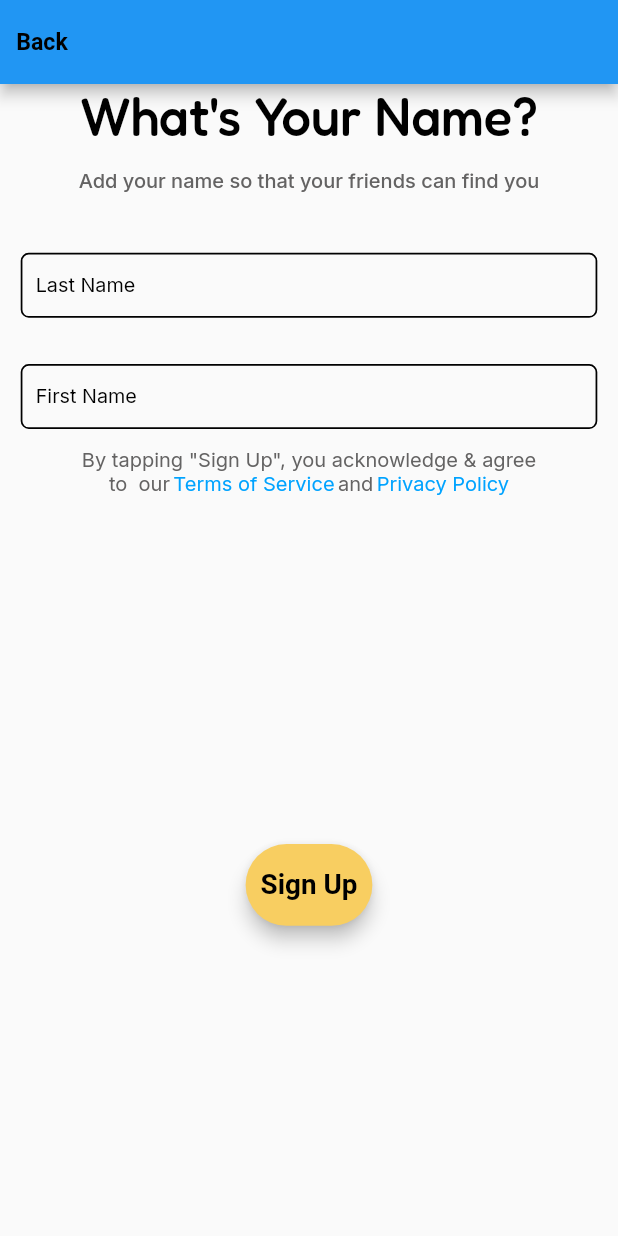
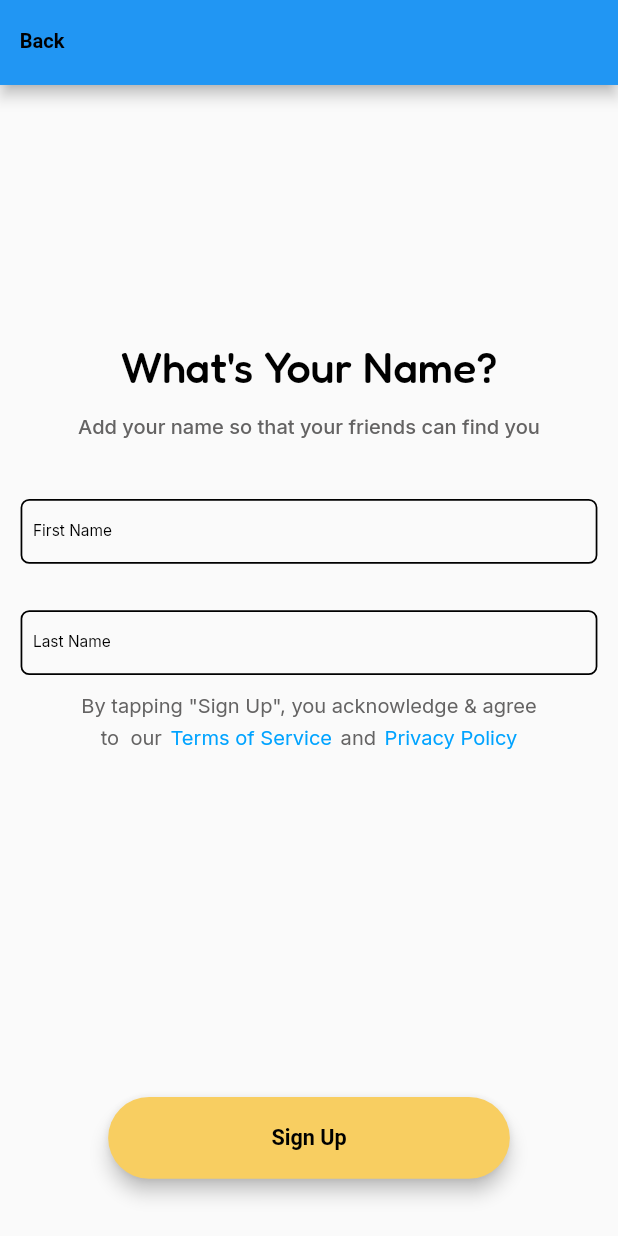
Before and after one commit to Yuvanraj24/Gatello, a Flutter app: the LoginScreen screen opened directly, after a tap on "Sign Up", on a phone screen of 412 x 824 dp. Run offline on Flutter 3.47's test engine with Material 2 defaults, Android fonts, the phone set to English and light mode, and no system bars; our stand-ins replace flutter_holo_date_picker, flutter_screenutil, google_fonts, hexcolor, otp_text_field, scroll_date_picker and 1 more.

Commit message:
screen util package fixed

```diff
--- a/lib/views/login_screen.dart
+++ b/lib/views/login_screen.dart
@@ -1,11 +1,11 @@
 import 'dart:ui';
 
 import 'package:flutter/material.dart';
+import 'package:flutter_screenutil/flutter_screenutil.dart';
 import 'package:gatello/views/signup_screen.dart';
 import 'package:google_fonts/google_fonts.dart';
 
 import 'package:hexcolor/hexcolor.dart';
-import 'package:sizer/sizer.dart';
 
 import 'forgot_screen.dart';
 
@@ -21,32 +21,40 @@ class _LoginScreenState extends State<LoginScreen> {
   TextEditingController password = TextEditingController();
   @override
   Widget build(BuildContext context) {
-    double height = MediaQuery.of(context).size.height;
-    double width = MediaQuery.of(context).size.width;
-    var hh = 5.23.h;
+    // double height = MediaQuery.of(context).size.height;
+    // double width = MediaQuery.of(context).size.width;
+
     return SafeArea(
       child: Scaffold(
         body: Container(
           padding:
-              EdgeInsets.only(top: 23.h, bottom: 3.75.h, left: 3.w, right: 3.w),
+              EdgeInsets.only(bottom: 220.h, top: 188.h, left: 12.w, right: 12.w),
           child: Column(
             mainAxisAlignment: MainAxisAlignment.start,
             children: [
-              // SizedBox(height: height*0.27),
               Row(
                 mainAxisAlignment: MainAxisAlignment.center,
                 children: [
                   Text(
-                    'Welcome to gatello',
+                    'Welcome to',
                     style: GoogleFonts.fredoka(
                         textStyle: TextStyle(
-                            fontSize: 3.h,
+                            fontSize: 24.sp,
                             fontWeight: FontWeight.w500,
                             color: Colors.black)),
+                  ),
+                  SizedBox(
+                    width: 8.w,
+                  ),
+                  Text(
+                    'Gatello',
+                    style: TextStyle(
+                      fontSize: 25.sp,
+                    ),
                   )
                 ],
               ),
-              SizedBox(height: 2.37.h),
+              SizedBox(height: 19.h),
               Row(
                 mainAxisAlignment: MainAxisAlignment.center,
                 children: [
@@ -54,25 +62,25 @@ class _LoginScreenState extends State<LoginScreen> {
                     'By continuing, you agree to Gatello\'s',
                     style: GoogleFonts.inter(
                         textStyle: TextStyle(
-                            fontSize: 1.62.h,
+                            fontSize: 13.sp,
                             fontWeight: FontWeight.w400,
                             color: HexColor('#646363'))),
                   ),
-                  SizedBox(width: width * 0.008),
+                  SizedBox(width: 5.w),
                   InkWell(
                     onTap: () {},
                     child: Text(
                       'Terms of service',
                       style: GoogleFonts.inter(
                           textStyle: TextStyle(
-                              fontSize: 1.62.h,
+                              fontSize: 13.sp,
                               fontWeight: FontWeight.w400,
                               color: HexColor('#00A3FF'))),
                     ),
                   )
                 ],
               ),
-              SizedBox(height: 0.6.h),
+              SizedBox(height: 5.h),
               Row(
                 mainAxisAlignment: MainAxisAlignment.center,
                 children: [
@@ -80,18 +88,18 @@ class _LoginScreenState extends State<LoginScreen> {
                     'and acknowledge our',
                     style: GoogleFonts.inter(
                         textStyle: TextStyle(
-                            fontSize: 1.62.h,
+                            fontSize: 13.sp,
                             fontWeight: FontWeight.w400,
                             color: HexColor('#646363'))),
                   ),
-                  SizedBox(width: width * 0.0085),
+                  SizedBox(width: 5.w),
                   InkWell(
                     onTap: () {},
                     child: Text(
-                      'Privacy Policy',
+                      'Privacy Policy.',
                       style: GoogleFonts.inter(
                           textStyle: TextStyle(
-                              fontSize: 1.62.h,
+                              fontSize: 13.sp,
                               fontWeight: FontWeight.w400,
                               color: HexColor('#00A3FF'))),
                     ),
@@ -99,14 +107,14 @@ class _LoginScreenState extends State<LoginScreen> {
                 ],
               ),
               SizedBox(
-                height: 2.75.h,
+                height: 23.h,
               ),
               Container(
-                height: 5.25.h,
-                width: 93.3.w,
+                height: 42.h,
+                width: 336.w,
                 child: TextFormField(
                   style: TextStyle(
-                      fontSize: width * 0.045, fontWeight: FontWeight.w500),
+                      fontSize:15.sp, fontWeight: FontWeight.w500),
                   cursorColor: Colors.black,
                   controller: phonenumber,
                   decoration: InputDecoration(
@@ -115,61 +123,59 @@ class _LoginScreenState extends State<LoginScreen> {
                       '+91 ',
                       style: GoogleFonts.inter(
                           textStyle: TextStyle(
-                              fontSize: 1.87.h,
+                              fontSize: 12.sp,
                               fontWeight: FontWeight.w400,
                               color: HexColor('#646363'))),
                     ),
                     labelText: 'MOBILE NUMBER',
                     labelStyle: GoogleFonts.inter(
                         textStyle: TextStyle(
-                            fontSize: 1.6.h,
+                            fontSize: 10.sp,
                             fontWeight: FontWeight.w400,
                             color: Colors.black)),
                     focusedBorder: OutlineInputBorder(
-                      borderSide:
-                          BorderSide(color: Colors.black, width: 0.32.w),
-                    ),
+                        borderSide: BorderSide(color: Colors.black, width: 1.w),
+                        borderRadius: BorderRadius.circular(5.w)),
                     enabledBorder: OutlineInputBorder(
-                        borderSide:
-                            BorderSide(color: Colors.black, width: 0.28.w),
-                        borderRadius: BorderRadius.circular(1.3.w)),
+                        borderSide: BorderSide(color: Colors.black, width: 1.w),
+                        borderRadius: BorderRadius.circular(5.w)),
                   ),
                 ),
               ),
-              SizedBox(height: 3.5.h),
+              SizedBox(height: 28.h),
               Container(
-                height: 5.25.h,
-                width: 93.3.w,
+                height: 42.h,
+                width: 336.w,
                 child: TextFormField(
                   style: TextStyle(
-                      fontSize: width * 0.045, fontWeight: FontWeight.w500),
+                      fontSize:12.sp,
+                       fontWeight: FontWeight.w500),
                   cursorColor: Colors.black,
-                  controller: password,
+                  controller: phonenumber,
                   decoration: InputDecoration(
-                    contentPadding: EdgeInsets.only(left: 10),
+                    contentPadding: EdgeInsets.only(left: 8.h),
+
                     suffixIcon: Icon(
                       Icons.visibility,
-                      size: 2.h,
+                      size: 18.sp,
                       color: Colors.black,
                     ),
-                    labelText: 'PASSWORD',
+                    labelText: 'Password',
                     labelStyle: GoogleFonts.inter(
                         textStyle: TextStyle(
-                            fontSize: 1.6.h,
+                            fontSize: 12.sp,
                             fontWeight: FontWeight.w400,
                             color: Colors.black)),
                     focusedBorder: OutlineInputBorder(
-                      borderSide:
-                          BorderSide(color: Colors.black, width: 0.28.w),
-                    ),
+                        borderSide: BorderSide(color: Colors.black, width: 1.w),
+                        borderRadius: BorderRadius.circular(5.w)),
                     enabledBorder: OutlineInputBorder(
-                        borderSide:
-                            BorderSide(color: Colors.black, width: 0.28.w),
-                        borderRadius: BorderRadius.circular(1.3.w)),
+                        borderSide: BorderSide(color: Colors.black, width: 1.w),
+                        borderRadius: BorderRadius.circular(5.w)),
                   ),
                 ),
               ),
-              SizedBox(height: 1.6.h),
+              SizedBox(height: 13.h),
               Row(mainAxisAlignment: MainAxisAlignment.end, children: [
                 InkWell(
                   child: Text(
@@ -181,34 +187,38 @@ class _LoginScreenState extends State<LoginScreen> {
                     // ),
                     style: GoogleFonts.inter(
                         textStyle: TextStyle(
-                            fontSize: 1.5.h,
+                            fontSize: 11.sp,
                             fontWeight: FontWeight.w400,
                             color: HexColor('#00A3FF'))),
                   ),
+onTap:(){
+
+   Navigator.push(context,
+                        MaterialPageRoute(builder: (context) => ForgotPasswordScreen()));
+}
+
                 ),
               ]),
-              SizedBox(height: 1.6.h),
+              SizedBox(height: 13.h),
               ElevatedButton(
-                onPressed: () {
-                  print("$height");
-                },
+                onPressed: () {},
                 child: Text(
                   'Login',
                   style: GoogleFonts.inter(
                       textStyle: TextStyle(
-                          fontSize: 2.12.h,
+                          fontSize: 17.sp,
                           fontWeight: FontWeight.w600,
                           color: Colors.black)),
                 ),
                 style: ElevatedButton.styleFrom(
-                    padding: EdgeInsets.all(10),
-                    minimumSize: Size(93.3.w, 5.37.h),
+                    // padding: EdgeInsets.all(10),
+                    minimumSize: Size(336.w, 43.h),
                     primary: HexColor('#F8CE61'),
                     shape: RoundedRectangleBorder(
-                      borderRadius: BorderRadius.circular(width * 0.018),
+                      borderRadius: BorderRadius.circular(6),
                     )),
               ),
-              SizedBox(height: 2.75.h),
+              SizedBox(height: 22.h),
               Row(
                 mainAxisAlignment: MainAxisAlignment.center,
                 children: [
@@ -221,17 +231,17 @@ class _LoginScreenState extends State<LoginScreen> {
                     // ),
                     style: GoogleFonts.inter(
                         textStyle: TextStyle(
-                            fontSize: 1.6.h,
+                            fontSize: 11.sp,
                             fontWeight: FontWeight.w400,
                             color: HexColor('#646363'))),
                   ),
-                  SizedBox(width: width * 0.008),
+                  SizedBox(width: 5.w),
                   InkWell(
                     child: Text(
                       'Sign Up',
                       style: GoogleFonts.inter(
                           textStyle: TextStyle(
-                              fontSize: 1.6.h,
+                              fontSize: 11.sp,
                               fontWeight: FontWeight.w600,
                               color: Colors.black)),
                     ),
@@ -244,7 +254,6 @@ class _LoginScreenState extends State<LoginScreen> {
                   ),
                 ],
               ),
-
               Spacer(),
             ],
           ),
--- a/lib/views/signup_screen.dart
+++ b/lib/views/signup_screen.dart
@@ -1,9 +1,10 @@
 import 'package:flutter/material.dart';
+import 'package:flutter_screenutil/flutter_screenutil.dart';
 import 'package:gatello/views/create_username.dart';
 import 'package:gatello/views/login_screen.dart';
 import 'package:google_fonts/google_fonts.dart';
 import 'package:hexcolor/hexcolor.dart';
-import 'package:sizer/sizer.dart';
+
 
 class SignUpScreen extends StatefulWidget {
   const SignUpScreen({Key? key}) : super(key: key);
@@ -15,13 +16,12 @@ class SignUpScreen extends StatefulWidget {
 class _SignUpScreenState extends State<SignUpScreen> {
   @override
   Widget build(BuildContext context) {
-    double height = MediaQuery.of(context).size.height;
-    double width = MediaQuery.of(context).size.width;
+
     return SafeArea(
       child: Scaffold(
         appBar: AppBar(
-    //toolbarHeight: 6.87.h,
-  // toolbarHeight: 19500/55.h,
+    toolbarHeight:55.h,
+
 
       leading: Center(
             child:
@@ -31,7 +31,7 @@ class _SignUpScreenState extends State<SignUpScreen> {
 
            style: GoogleFonts.roboto(
                         textStyle: TextStyle(
-                            fontSize: 1.87.h,
+                            fontSize: 13.sp,
                          fontWeight: FontWeight.w600,
                             color:Colors.black)),
               ),
@@ -39,10 +39,14 @@ class _SignUpScreenState extends State<SignUpScreen> {
           ),
         ),
         body: Container(
+          padding: EdgeInsets.only(
+
+             bottom:37.h,
+             left: 12.w,right: 12.w),
           child: Column(
 
             children: [
-
+             Spacer(),
               Row(
                 mainAxisAlignment: MainAxisAlignment.center,
                 children: [
@@ -51,38 +55,92 @@ class _SignUpScreenState extends State<SignUpScreen> {
 
                      style: GoogleFonts.fredoka(
                         textStyle: TextStyle(
-                            fontSize: 4.25.h,
+                            fontSize: 28.sp,
                        fontWeight: FontWeight.w500,
                             color:Colors.black)),
                   ),
                 ],
               ),
-              SizedBox(height: 1.75.h),
+              SizedBox(height:14.h),
 
                Text(
                     'Add your name so that your friends can find you',
                     style: GoogleFonts.inter(
                         textStyle: TextStyle(
-                            fontSize: 1.62.h,
+                            fontSize: 13.h,
                             fontWeight: FontWeight.w500,
                             color: HexColor('#646363'))),
                   ),
-               SizedBox(height: 4.87.h),
-               _firstNamecon(height, width),
-               SizedBox(height: 3.75.h),
-               _lastNamecon(height, width),
-               SizedBox(height: 1.5.h),
+               SizedBox(height: 39.h),
+               Container(
+                height: 42.h,
+                width: 336.w,
+                child: TextFormField(
+                  style: TextStyle(
+                      fontSize:12.sp,
+                       fontWeight: FontWeight.w500),
+                  cursorColor: Colors.black,
+
+                  decoration: InputDecoration(
+                    contentPadding: EdgeInsets.only(left: 8.h),
+
+
+                    labelText: 'First Name',
+                    labelStyle: GoogleFonts.inter(
+                        textStyle: TextStyle(
+                            fontSize: 10.sp,
+                            fontWeight: FontWeight.w400,
+                            color: Colors.black)),
+                    focusedBorder: OutlineInputBorder(
+                        borderSide: BorderSide(color: Colors.black, width: 1.w),
+                        borderRadius: BorderRadius.circular(5.w)),
+                    enabledBorder: OutlineInputBorder(
+                        borderSide: BorderSide(color: Colors.black, width: 1.w),
+                        borderRadius: BorderRadius.circular(5.w)),
+                  ),
+                ),
+              ),
+               SizedBox(height: 30.h),
+              Container(
+                height: 42.h,
+                width: 336.w,
+                child: TextFormField(
+                  style: TextStyle(
+                      fontSize:10.sp,
+                       fontWeight: FontWeight.w500),
+                  cursorColor: Colors.black,
+
+                  decoration: InputDecoration(
+                    contentPadding: EdgeInsets.only(left: 8.h),
+
+
+                    labelText: 'Last Name',
+                    labelStyle: GoogleFonts.inter(
+                        textStyle: TextStyle(
+                            fontSize: 10.sp,
+                            fontWeight: FontWeight.w400,
+                            color: Colors.black)),
+                    focusedBorder: OutlineInputBorder(
+                        borderSide: BorderSide(color: Colors.black, width: 1.w),
+                        borderRadius: BorderRadius.circular(5.w)),
+                    enabledBorder: OutlineInputBorder(
+                        borderSide: BorderSide(color: Colors.black, width: 1.w),
+                        borderRadius: BorderRadius.circular(5.w)),
+                  ),
+                ),
+              ),
+               SizedBox(height: 12.h),
                   Text(
                 'By tapping "Sign Up", you acknowledge & agree',
 
                        style: GoogleFonts.inter(
                         textStyle: TextStyle(
-                            fontSize: 1.62.h,
+                            fontSize: 13.sp,
                             fontWeight: FontWeight.w400,
                             color: HexColor('#646363'))),
               ),
 
-              // SizedBox(height: 0.6.h),
+             SizedBox(height: 5.h),
               Row(
                mainAxisAlignment: MainAxisAlignment.center,
                 children: [
@@ -90,11 +148,11 @@ class _SignUpScreenState extends State<SignUpScreen> {
                     'to  our',
                     style: GoogleFonts.inter(
                         textStyle: TextStyle(
-                            fontSize: 1.62.h,
+                            fontSize: 13.sp,
                             fontWeight: FontWeight.w400,
                             color: HexColor('#646363'))),
                   ),
-                   SizedBox(width: 0.55.w),
+                   SizedBox(width: 5.w),
 
                  InkWell(
                     onTap: () {
@@ -104,21 +162,21 @@ class _SignUpScreenState extends State<SignUpScreen> {
                     'Terms of Service',
                     style: GoogleFonts.inter(
                         textStyle: TextStyle(
-                            fontSize: 1.62.h,
+                          fontSize: 13.sp,
                             fontWeight: FontWeight.w400,
                             color: HexColor('#00A3FF'))),
                   ),
                   ),
-                    SizedBox(width: 0.55.w),
+                    SizedBox(width: 5.w),
                     Text(
                     'and',
                     style: GoogleFonts.inter(
                         textStyle: TextStyle(
-                            fontSize: 1.62.h,
+                        fontSize: 13.sp,
                             fontWeight: FontWeight.w400,
                             color: HexColor('#646363'))),
                   ),
-                 SizedBox(width: 0.55.w),
+                 SizedBox(width: 5.w),
                     InkWell(
                     onTap: () {
 
@@ -127,14 +185,14 @@ class _SignUpScreenState extends State<SignUpScreen> {
                     'Privacy Policy',
                     style: GoogleFonts.inter(
                         textStyle: TextStyle(
-                            fontSize: 1.62.h,
+                           fontSize: 13.sp,
                             fontWeight: FontWeight.w400,
                             color: HexColor('#00A3FF'))),
                   ),
                   ),
                 ],
               ),
-           SizedBox(height:28.2.h),
+           SizedBox(height:225.h),
                  ElevatedButton(
                     onPressed: () {
                        Navigator.push(context,
@@ -144,15 +202,15 @@ class _SignUpScreenState extends State<SignUpScreen> {
                       'Sign Up',
                       style: TextStyle(
                           color: Colors.black,
-                          fontSize: width * 0.045,
+                          fontSize: 14.sp,
                           fontWeight: FontWeight.w600),
                     ),
                     style: ElevatedButton.styleFrom(
                       elevation: 5,
                         onPrimary: Colors.black,
-                        padding: EdgeInsets.all(10),
-                        minimumSize: Size(6.5.w,
-                       6.62.h),
+                     //   padding: EdgeInsets.all(10),
+                        minimumSize: Size(234.w,
+                       53.h),
 
                         primary: HexColor('#F8CE61'),
                         shape: RoundedRectangleBorder(
@@ -173,31 +231,30 @@ class _SignUpScreenState extends State<SignUpScreen> {
 
     return
         Container(
-                height: 5.25.h,
-
-                width: 93.3.w,
+                height: 42.h,
+                width: 336.w,
                 child: TextFormField(
                   style: TextStyle(
-                      fontSize: width * 0.045, fontWeight: FontWeight.w500),
+                      fontSize:12.sp,
+                       fontWeight: FontWeight.w500),
                   cursorColor: Colors.black,
 
                   decoration: InputDecoration(
-                    contentPadding: EdgeInsets.only(left: 10),
+                    contentPadding: EdgeInsets.only(left: 8.h),
+
 
                     labelText: 'First Name',
                     labelStyle: GoogleFonts.inter(
                         textStyle: TextStyle(
-                            fontSize: 1.6.h,
+                            fontSize: 12.sp,
                             fontWeight: FontWeight.w400,
                             color: Colors.black)),
                     focusedBorder: OutlineInputBorder(
-                      borderSide:
-                          BorderSide(color: Colors.black, width: 0.28.w),
-                    ),
+                        borderSide: BorderSide(color: Colors.black, width: 1.w),
+                        borderRadius: BorderRadius.circular(5.w)),
                     enabledBorder: OutlineInputBorder(
-                        borderSide:
-                            BorderSide(color: Colors.black, width: 0.28.w),
-                        borderRadius: BorderRadius.circular(1.3.w)),
+                        borderSide: BorderSide(color: Colors.black, width: 1.w),
+                        borderRadius: BorderRadius.circular(5.w)),
                   ),
                 ),
               );
@@ -205,30 +262,30 @@ class _SignUpScreenState extends State<SignUpScreen> {
 
   Container _firstNamecon(double height, double width) {
     return Container(
-                height: 5.25.h,
-                width: 93.3.w,
+                height: 42.h,
+                width: 336.w,
                 child: TextFormField(
                   style: TextStyle(
-                      fontSize: width * 0.045, fontWeight: FontWeight.w500),
+                      fontSize:12.sp,
+                       fontWeight: FontWeight.w500),
                   cursorColor: Colors.black,
 
                   decoration: InputDecoration(
-                    contentPadding: EdgeInsets.only(left: 10),
+                    contentPadding: EdgeInsets.only(left: 8.h),
+
 
                     labelText: 'Last Name',
                     labelStyle: GoogleFonts.inter(
                         textStyle: TextStyle(
-                            fontSize: 1.6.h,
+                            fontSize: 12.sp,
                             fontWeight: FontWeight.w400,
                             color: Colors.black)),
                     focusedBorder: OutlineInputBorder(
-                      borderSide:
-                          BorderSide(color: Colors.black, width: 0.28.w),
-                    ),
+                        borderSide: BorderSide(color: Colors.black, width: 1.w),
+                        borderRadius: BorderRadius.circular(5.w)),
                     enabledBorder: OutlineInputBorder(
-                        borderSide:
-                            BorderSide(color: Colors.black, width: 0.28.w),
-                        borderRadius: BorderRadius.circular(1.3.w)),
+                        borderSide: BorderSide(color: Colors.black, width: 1.w),
+                        borderRadius: BorderRadius.circular(5.w)),
                   ),
                 ),
               );
--- a/lib/views/splash_screen2.dart
+++ b/lib/views/splash_screen2.dart
@@ -4,7 +4,6 @@ import 'package:gatello/views/splash_screen3.dart';
 
 import 'package:hexcolor/hexcolor.dart';
 import 'package:sizer/sizer.dart';
-
 
 class Splash2 extends StatefulWidget {
   const Splash2({Key? key}) : super(key: key);
@@ -42,7 +41,7 @@ class _Splash2State extends State<Splash2> {
               ],
             ),
             SizedBox(
-              height: 10.h,
+              height: 4.h,
             ),
             Row(
               mainAxisAlignment: MainAxisAlignment.center,
--- a/pubspec.yaml
+++ b/pubspec.yaml
@@ -43,6 +43,7 @@ dependencies:
   hexcolor: ^2.0.7
   otp_text_field: ^1.1.3
   sizer: ^2.0.15
+  flutter_screenutil: ^5.5.3+2
 
 dev_dependencies:
   flutter_test:
```
Also changed, not shown: lib/main.dart (+29 -56 lines), lib/views/create_username.dart (+31 -21 lines), lib/views/splash_screen4.dart (+81 -78 lines), pubspec.lock.
